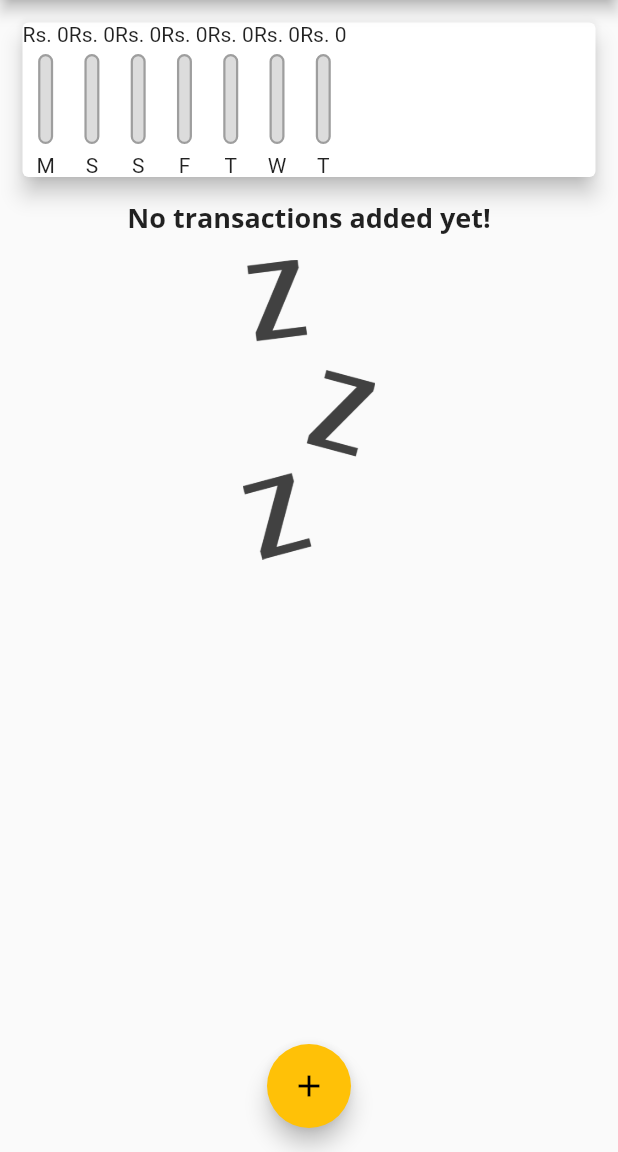
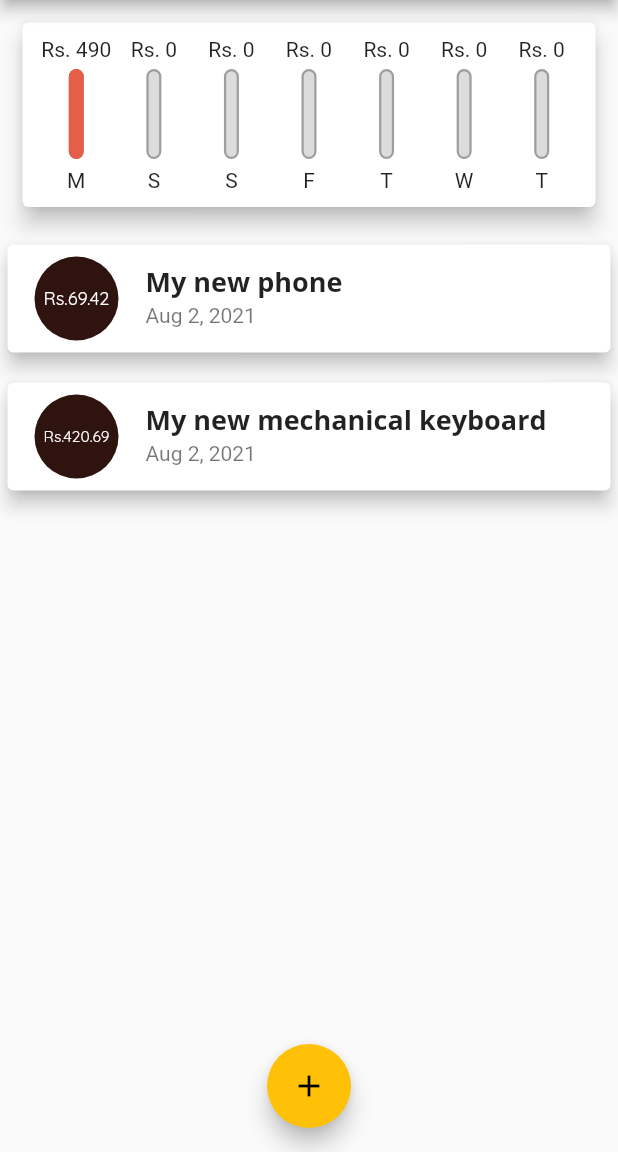
Before and after one commit to sk25469/Personal_Expenses, a Flutter app: the screen it shows after launch, on a phone screen of 412 x 824 dp, the part 84-1236 px from its top. Run offline on Flutter 3.47's test engine with Material 2 defaults, Android fonts, the phone set to English and light mode, and no system bars.

Commit message:
used listview tile and card together

```diff
--- a/lib/Utils/pallete.dart
+++ b/lib/Utils/pallete.dart
@@ -2,7 +2,10 @@ import 'package:flutter/material.dart';
 
 class Palette {
   static const MaterialColor kToDark = MaterialColor(
-    0xffe55f48, // 0% comes in here, this will be color picked if no shade is selected when defining a Color property which doesn’t require a swatch.
+    0xffe55f48,
+    /**  0% comes in here, this will be color picked
+    if no shade is selected when defining a Color property which
+    doesn’t require a swatch  **/
     <int, Color>{
       50: Color(0xffce5641), //10%
       100: Color(0xffb74c3a), //20%
--- a/lib/Widgets/chart.dart
+++ b/lib/Widgets/chart.dart
@@ -38,15 +38,22 @@ class Chart extends StatelessWidget {
     return Card(
       elevation: 6,
       margin: const EdgeInsets.all(15),
+      child: Padding(
+        padding: const EdgeInsets.all(10.0),
         child: Row(
+          mainAxisAlignment: MainAxisAlignment.spaceAround,
           children: groupedTransactionValues.map((data) {
-          return ChartBar(
+            return Flexible(
+              fit: FlexFit.tight,
+              child: ChartBar(
                   label: data['day'].toString(),
                   spendingAmt: data['amount'] as double,
                   spendingPctofTotal: totalSpending == 0.0
                       ? 0.0
-                  : (data['amount'] as double) / totalSpending);
+                      : (data['amount'] as double) / totalSpending),
+            );
           }).toList(),
+        ),
       ),
     );
   }
--- a/lib/Widgets/chart_bar.dart
+++ b/lib/Widgets/chart_bar.dart
@@ -14,7 +14,8 @@ class ChartBar extends StatelessWidget {
   Widget build(BuildContext context) {
     return Column(
       children: <Widget>[
-        Text('Rs. ${spendingAmt.toStringAsFixed(0)}'),
+        // a fitted box compels the object inside to just take the width as defined
+        FittedBox(child: Text('Rs. ${spendingAmt.toStringAsFixed(0)}')),
         const SizedBox(height: 5),
         // ignore: sized_box_for_whitespace
         Container(
--- a/lib/Widgets/transactions_list.dart
+++ b/lib/Widgets/transactions_list.dart
@@ -34,47 +34,27 @@ class TransactionList extends StatelessWidget {
           : ListView.builder(
               itemBuilder: (context, index) {
                 return Card(
-                  child: Row(
-                    children: <Widget>[
-                      // amount container
-                      Container(
-                        margin: const EdgeInsets.symmetric(
-                          horizontal: 20,
-                          vertical: 20,
+                  elevation: 5,
+                  margin: const EdgeInsets.symmetric(
+                    vertical: 10,
+                    horizontal: 5,
+                  ),
+                  child: ListTile(
+                    leading: CircleAvatar(
+                      radius: 30,
+                      child: Padding(
+                        padding: const EdgeInsets.all(8.0),
+                        child: FittedBox(
+                          child: Text('Rs.${transactions[index].amount}'),
                         ),
-                        child: Text(
-                          'Rs ${transactions[index].amount.toStringAsFixed(2)}',
-                          style: Theme.of(context).textTheme.headline6,
-                        ),
-                        decoration: BoxDecoration(
-                          border: Border.all(
-                            color: Theme.of(context).primaryColor,
-                            width: 2,
-                          ),
-                        ),
-                        padding: const EdgeInsets.all(5),
                       ),
-                      // the title and date
-                      Column(
-                        crossAxisAlignment: CrossAxisAlignment.start,
-                        children: <Widget>[
-                          Text(
-                            transactions[index].title,
-                            style: const TextStyle(
-                              fontSize: 16,
-                              color: Colors.black,
-                            ),
-                          ),
-                          Text(
-                            DateFormat.yMMMd().format(transactions[index].date),
-                            style: const TextStyle(
-                              fontSize: 10,
-                              color: Colors.grey,
-                            ),
-                          ),
-                        ],
-                      ),
-                    ],
+                    ),
+                    title: Text(
+                      transactions[index].title,
+                      style: Theme.of(context).textTheme.headline6,
+                    ),
+                    subtitle: Text(
+                        DateFormat.yMMMd().format(transactions[index].date)),
                   ),
                 );
               },
--- a/lib/main.dart
+++ b/lib/main.dart
@@ -55,18 +55,18 @@ class MyHomePage extends StatefulWidget {
 
 class _MyHomePageState extends State<MyHomePage> {
   final List<Transaction> _userTransactions = [
-    // Transaction(
-    //   amount: 69.420,
-    //   id: "1",
-    //   date: DateTime.now(),
-    //   title: "My new phone",
-    // ),
-    // Transaction(
-    //   amount: 420.69,
-    //   id: "2",
-    //   date: DateTime.now(),
-    //   title: "My new mechanical keyboard",
-    // ),
+    Transaction(
+      amount: 69.420,
+      id: "1",
+      date: DateTime.now(),
+      title: "My new phone",
+    ),
+    Transaction(
+      amount: 420.69,
+      id: "2",
+      date: DateTime.now(),
+      title: "My new mechanical keyboard",
+    ),
   ];
 
   List<Transaction> get _recentTransactions {
```
Lines whose indentation alone changed are shown as unchanged.
